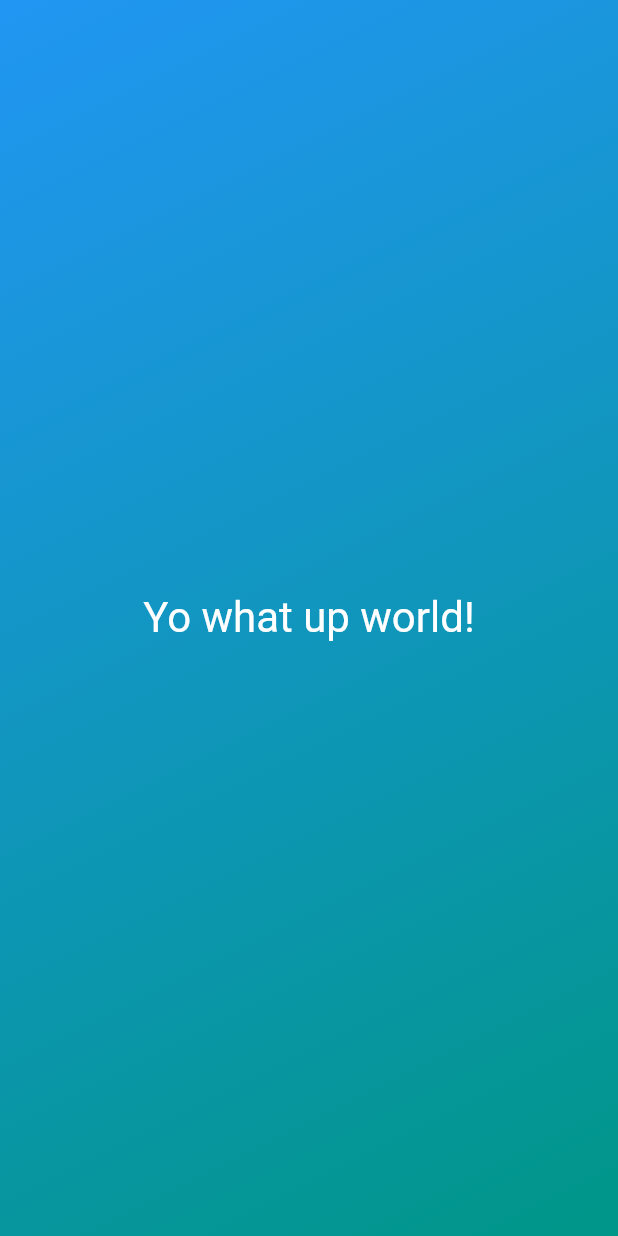
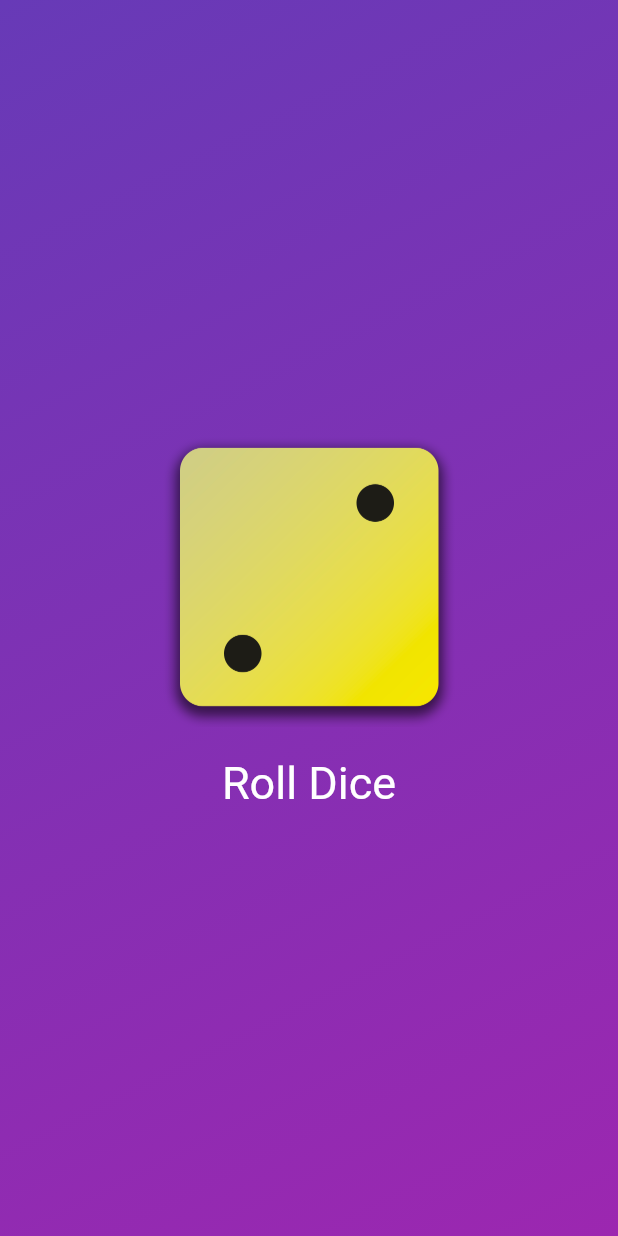
Before and after one commit to mjr2595/first-flutter-app, a Flutter app: the screen it shows after launch, on a phone screen of 412 x 824 dp. Run offline on Flutter 3.47's test engine with Material 2 defaults, Android fonts, the phone set to English and light mode, and no system bars.

Commit message:
added assets

```diff
--- a/lib/gradient_container.dart
+++ b/lib/gradient_container.dart
@@ -1,24 +1,47 @@
 import 'package:flutter/material.dart';
-import 'package:first_app/styled_text.dart';
 
 const startAlignment = Alignment.topLeft;
 const endAlignment = Alignment.bottomRight;
 
 class GradientContainer extends StatelessWidget {
-  const GradientContainer({super.key});
+  final Color startColor;
+  final Color endColor;
+
+  const GradientContainer(this.startColor, this.endColor, {super.key});
+
+  void rollDice() {
+    print("Dice rolled");
+  }
 
   @override
   Widget build(context) {
     return Container(
-      decoration: const BoxDecoration(
+      decoration: BoxDecoration(
         gradient: LinearGradient(
-          colors: [Colors.blue, Colors.teal],
+          colors: [startColor, endColor],
           begin: startAlignment,
           end: endAlignment,
         ),
       ),
-      child: const Center(
-        child: StyledText("Yo what up world!"),
+      child: Center(
+        child: Column(
+          mainAxisSize: MainAxisSize.min,
+          children: [
+            Image.asset(
+              "assets/images/dice-2.png",
+              width: 200,
+            ),
+            TextButton(
+                onPressed: rollDice,
+                style: TextButton.styleFrom(
+                    padding: const EdgeInsets.only(
+                      top: 20,
+                    ),
+                    foregroundColor: Colors.white,
+                    textStyle: const TextStyle(fontSize: 30)),
+                child: const Text("Roll Dice"))
+          ],
+        ),
       ),
     );
   }
--- a/lib/main.dart
+++ b/lib/main.dart
@@ -5,7 +5,7 @@ void main() {
   runApp(
     const MaterialApp(
       home: Scaffold(
-        body: GradientContainer(),
+        body: GradientContainer(Colors.deepPurple, Colors.purple),
       ),
     ),
   );
--- a/lib/styled_text.dart
+++ b/lib/styled_text.dart
@@ -1,9 +1,9 @@
 import 'package:flutter/material.dart';
 
 class StyledText extends StatelessWidget {
+  final String text;
+
   const StyledText(this.text, {super.key});
-
-  final String text;
 
   @override
   Widget build(context) {
```
Also changed, not shown: pubspec.yaml (+7 -3 lines), assets/images/dice-1.png (added), assets/images/dice-2.png (added), assets/images/dice-3.png (added), assets/images/dice-4.png (added), assets/images/dice-5.png (added), assets/images/dice-6.png (added).
